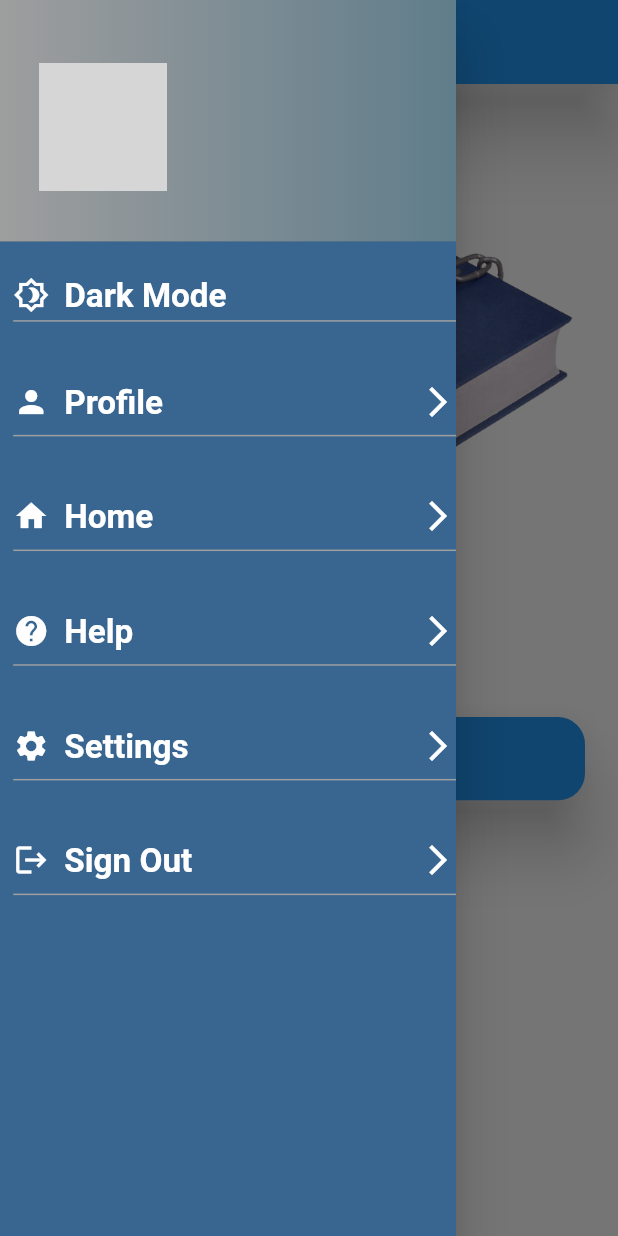
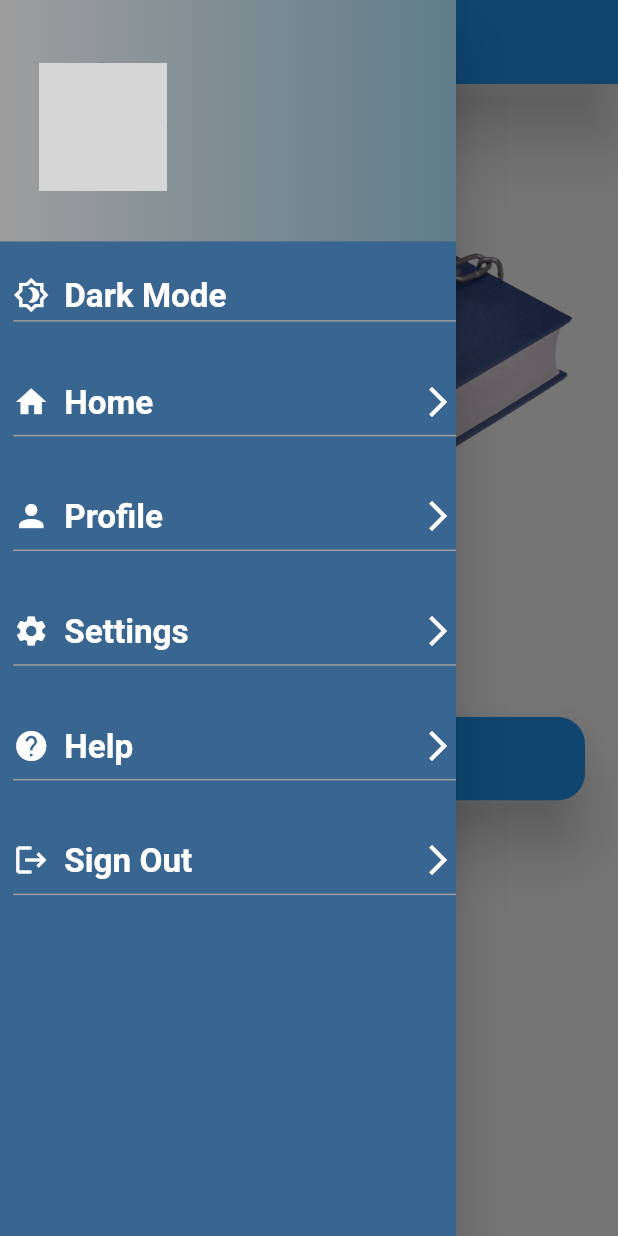
Before and after one commit to Mohammedomargallya39/Encrypted_Books, a Flutter app: the UserHomeScreen screen opened directly, with the side drawer open, on a phone screen of 412 x 824 dp. Run offline on Flutter 3.47's test engine with Material 2 defaults, Android fonts, the phone set to English and light mode, and no system bars; our stand-ins replace bloc, conditional_builder_null_safety, dio, flutter_bloc, fluttertoast, hexcolor and 3 more; missing offline and left inert: email_auth, flutter_cached_pdfview; accounts and stored records are empty; network calls fail; Roboto replaces fonts that are missing (EncryptionFont); grey boxes are pictures that could not be loaded.

Commit message:
fixing error in home screen and setting screen

```diff
--- a/lib/lib/cubit/states.dart
+++ b/lib/lib/cubit/states.dart
@@ -10,3 +10,15 @@ class EncryptionSuccessUserDataState extends AppStates
   EncryptionSuccessUserDataState(this.userData);
 }
 class EncryptionErrorUserDataState extends AppStates{}
+
+
+class EncryptionLoadingUpdateUserDataState extends AppStates{}
+class EncryptionSuccessUpdateUserDataState extends AppStates
+{
+  final UserData userData ;
+  EncryptionSuccessUpdateUserDataState(this.userData);
+}
+class EncryptionErrorUpdateUserDataState extends AppStates{}
+
+
+class EncryptionSelectProfileImageState extends AppStates{}
--- a/lib/lib/models/login_model.dart
+++ b/lib/lib/models/login_model.dart
@@ -1,3 +1,24 @@
+// import 'dart:io';
+//
+// class UpdateImageModel{
+//   late bool status;
+//   String? message;
+//   File? image;
+//   UpdateImageModel.fromJson(Map<String,dynamic> json){
+//     message = json['message'];
+//     image = (json['pic'] != null ? UpdateUserImage.fromJson(json['pic']) : null) as File?;
+//   }
+//
+// }
+//
+// class UpdateUserImage {
+//   File? image;
+//   UpdateUserImage.fromJson(Map<String , dynamic> json)
+//   {
+//     image = 'pic' as File?;
+//   }
+// }
+
 class UserData {
   late String id;
   late String name;
@@ -9,7 +30,6 @@ class UserData {
   late bool isMan;
   late bool isCom;
   late String token;
-  String? password;
 
   UserData.fromJson(Map<String, dynamic> json) {
     id = json["_id"] ?? '';
@@ -32,6 +52,5 @@ class UserData {
     print('pic done');
     token = json["token"] ?? '';
     print('token done');
-    password = json['password'];
   }
 }
--- a/lib/lib/modules/user_screens/user_home_screen/user_home_screen.dart
+++ b/lib/lib/modules/user_screens/user_home_screen/user_home_screen.dart
@@ -53,11 +53,44 @@ class UserHomeScreen extends StatelessWidget {
                                  margin: const EdgeInsets.all(10),
                                  width: 85.45,
                                  height: 85.45,
-                                 decoration:  BoxDecoration(shape: BoxShape.circle,
-                                   image:
-                                   DecorationImage(image:
-                                   NetworkImage(AppCubit.get(context).userModel!.image),
-                                       fit: BoxFit.fill
+                                 child: GestureDetector(
+                                   child: SizedBox(
+                                     width:  85.45,
+                                     height: 85.45,
+                                     child: Stack(
+                                       alignment: AlignmentDirectional.bottomEnd,
+                                       children:[
+                                         // Center(
+                                         //   child: Container(
+                                         //     margin: const EdgeInsets.all(10),
+                                         //     width:  275,
+                                         //     height: 275,
+                                         //     decoration:   BoxDecoration(
+                                         //       shape: BoxShape.circle,
+                                         //       image: DecorationImage(image:
+                                         //       NetworkImage(AppCubit.get(context).userModel!.image),
+                                         //           fit: BoxFit.fill
+                                         //       ),
+                                         //     ),
+                                         //   ),
+                                         // ),
+                                         if (AppCubit.get(context).imageFile != null)
+                                           Center(
+                                             child: CircleAvatar(
+                                               radius: 44,
+                                               backgroundImage:  FileImage(AppCubit.get(context).imageFile!),
+                                             ),
+                                           ),
+                                         if (AppCubit.get(context).imageFile == null)
+                                           Center(
+                                             child: CircleAvatar(
+                                               radius: 111,
+                                               backgroundImage:  NetworkImage(AppCubit.get(context).userModel!.image),
+                                             ),
+                                           ),
+
+                                       ] ,
+                                     ),
                                    ),
                                  ),
                                ),
@@ -104,13 +137,13 @@ class UserHomeScreen extends StatelessWidget {
                    const SizedBox(height: 11.11,),
                    const CustomListDarkMode(),
                    const SizedBox(height: 22.22,),
+                   const CustomListHome(),
+                   const SizedBox(height: 22.22,),
                    const CustomListProfile(),
                    const SizedBox(height: 22.22,),
-                   const CustomListHome(),
+                   const CustomListSettings(),
                    const SizedBox(height: 22.22,),
                    const CustomListHelp(),
-                   const SizedBox(height: 22.22,),
-                   const CustomListSettings(),
                    const SizedBox(height: 22.22,),
                    //const CustomListRateUs(),
                    //const SizedBox(height: 22.22,),
--- a/lib/lib/shared/network/end_points.dart
+++ b/lib/lib/shared/network/end_points.dart
@@ -2,3 +2,5 @@ const BASE_URL = 'https://lib-hti.herokuapp.com/api/' ;
 const LOGIN = 'users/login' ;
 const REGISTER = 'users' ;
 const PROFILE = 'users/profile' ;
+const UPDATE_PROFILE = 'users/profile' ;
+const UPDATE_PIC_PROFILE = 'users/pic/profile' ;
--- a/lib/lib/shared/network/shared/dio_helper.dart
+++ b/lib/lib/shared/network/shared/dio_helper.dart
@@ -1,3 +1,5 @@
+import 'dart:io';
+
 import 'package:dio/dio.dart';
 import 'package:social/lib/shared/components/components.dart';
 
@@ -98,6 +100,33 @@ class DioHelper{
 
   }
 
+  static Future<Response?> patchData({
+    required String url,
+    required Map<String, dynamic> data,
+    Map<String, dynamic>? query,
+    String? token,
+    File? pic,
+  })async
+  {
+    try{
+      return await dio.patch(
+        url,
+        data: data,
+        queryParameters: query,
+        options: Options(
+          headers: {
+            'Content-Type': 'application/json',
+            'Authorization' : 'Bearer ${token??''}'
+          },
+        ),
+      );
+    }on DioError catch(e){
+      var message =  e.response!.data['message'].toString();
+      showToast(message: message, state: toastStates.ERROR);
+    }
+
+  }
+
 
 
   static Future<Response?> deleteData({
--- a/pubspec.yaml
+++ b/pubspec.yaml
@@ -45,13 +45,11 @@ dependencies:
   webview_flutter: ^2.0.12
   smooth_page_indicator: ^1.0.0+2
   fluttertoast: ^8.0.8
-  carousel_slider: ^4.0.0
   url_launcher: ^6.0.12
   flutter_cached_pdfview: ^0.4.0-nullsafety
   flutter_native_splash: ^1.3.1
-  intl_phone_field: ^2.1.0
-  auth_buttons: ^1.0.1+4
   email_auth: ^1.0.0
+  image_picker: ^0.8.4+4
 
 
 
```
Also changed, not shown: lib/lib/cubit/cubit.dart (+58 -0 lines), lib/lib/modules/user_screens/user_profile_screen/user_details_photo_screen.dart (+8 -4 lines), lib/lib/modules/user_screens/user_profile_screen/user_profile_screen.dart (+51 -24 lines), lib/lib/modules/user_screens/user_settings_screen/user_settings_screen.dart (+54 -24 lines), pubspec.lock.
